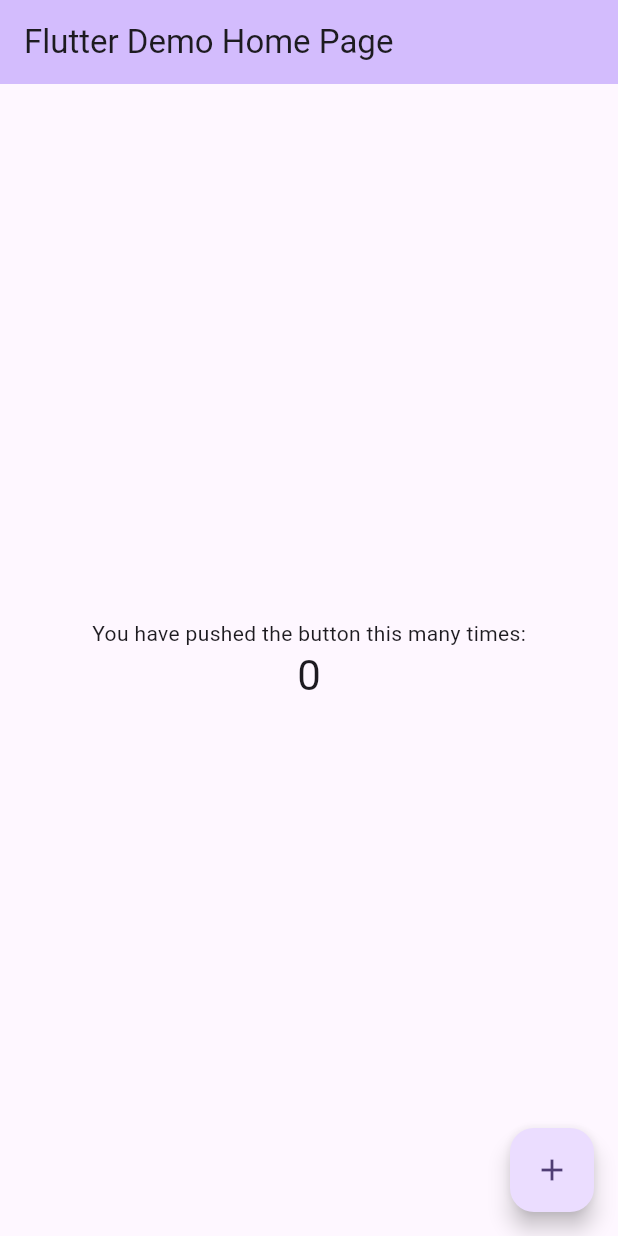
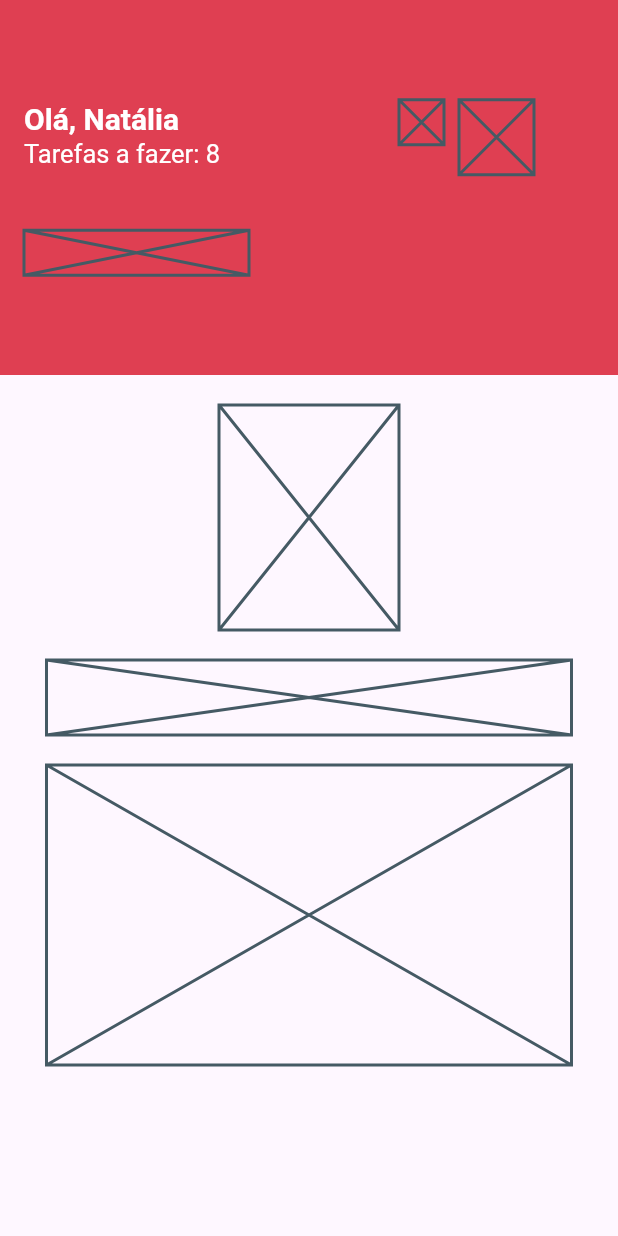
Before and after one commit to nataliarcr/todo-app, a Flutter app: the screen it shows after launch, on a phone screen of 412 x 824 dp. Run offline on Flutter 3.47's test engine with Material 2 defaults, Android fonts, the phone set to English and light mode, and no system bars.

Commit message:
componentização

```diff
--- a/lib/main.dart
+++ b/lib/main.dart
@@ -1,4 +1,5 @@
 import 'package:flutter/material.dart';
+import 'package:todo_app/pages/home.dart';
 
 void main() {
   runApp(const MyApp());
@@ -11,115 +12,12 @@ class MyApp extends StatelessWidget {
   @override
   Widget build(BuildContext context) {
     return MaterialApp(
-      title: 'Flutter Demo',
+      title: 'ToDo',
       theme: ThemeData(
-        // This is the theme of your application.
-        //
-        // TRY THIS: Try running your application with "flutter run". You'll see
-        // the application has a blue toolbar. Then, without quitting the app,
-        // try changing the seedColor in the colorScheme below to Colors.green
-        // and then invoke "hot reload" (save your changes or press the "hot
-        // reload" button in a Flutter-supported IDE, or press "r" if you used
-        // the command line to start the app).
-        //
-        // Notice that the counter didn't reset back to zero; the application
-        // state is not lost during the reload. To reset the state, use hot
-        // restart instead.
-        //
-        // This works for code too, not just values: Most code changes can be
-        // tested with just a hot reload.
         colorScheme: ColorScheme.fromSeed(seedColor: Colors.deepPurple),
         useMaterial3: true,
       ),
-      home: const MyHomePage(title: 'Flutter Demo Home Page'),
+      home: const HomePage(),
     );
   }
 }
-
-class MyHomePage extends StatefulWidget {
-  const MyHomePage({super.key, required this.title});
-
-  // This widget is the home page of your application. It is stateful, meaning
-  // that it has a State object (defined below) that contains fields that affect
-  // how it looks.
-
-  // This class is the configuration for the state. It holds the values (in this
-  // case the title) provided by the parent (in this case the App widget) and
-  // used by the build method of the State. Fields in a Widget subclass are
-  // always marked "final".
-
-  final String title;
-
-  @override
-  State<MyHomePage> createState() => _MyHomePageState();
-}
-
-class _MyHomePageState extends State<MyHomePage> {
-  int _counter = 0;
-
-  void _incrementCounter() {
-    setState(() {
-      // This call to setState tells the Flutter framework that something has
-      // changed in this State, which causes it to rerun the build method below
-      // so that the display can reflect the updated values. If we changed
-      // _counter without calling setState(), then the build method would not be
-      // called again, and so nothing would appear to happen.
-      _counter++;
-    });
-  }
-
-  @override
-  Widget build(BuildContext context) {
-    // This method is rerun every time setState is called, for instance as done
-    // by the _incrementCounter method above.
-    //
-    // The Flutter framework has been optimized to make rerunning build methods
-    // fast, so that you can just rebuild anything that needs updating rather
-    // than having to individually change instances of widgets.
-    return Scaffold(
-      appBar: AppBar(
-        // TRY THIS: Try changing the color here to a specific color (to
-        // Colors.amber, perhaps?) and trigger a hot reload to see the AppBar
-        // change color while the other colors stay the same.
-        backgroundColor: Theme.of(context).colorScheme.inversePrimary,
-        // Here we take the value from the MyHomePage object that was created by
-        // the App.build method, and use it to set our appbar title.
-        title: Text(widget.title),
-      ),
-      body: Center(
-        // Center is a layout widget. It takes a single child and positions it
-        // in the middle of the parent.
-        child: Column(
-          // Column is also a layout widget. It takes a list of children and
-          // arranges them vertically. By default, it sizes itself to fit its
-          // children horizontally, and tries to be as tall as its parent.
-          //
-          // Column has various properties to control how it sizes itself and
-          // how it positions its children. Here we use mainAxisAlignment to
-          // center the children vertically; the main axis here is the vertical
-          // axis because Columns are vertical (the cross axis would be
-          // horizontal).
-          //
-          // TRY THIS: Invoke "debug painting" (choose the "Toggle Debug Paint"
-          // action in the IDE, or press "p" in the console), to see the
-          // wireframe for each widget.
-          mainAxisAlignment: MainAxisAlignment.center,
-          children: <Widget>[
-            const Text(
-              'You have pushed the button this many times:',
-            ),
-            Text(
-              '$_counter',
-              style: Theme.of(context).textTheme.headlineMedium,
-            ),
-          ],
-        ),
-      ),
-      floatingActionButton: FloatingActionButton(
-        onPressed: _incrementCounter,
-        tooltip: 'Increment',
-        child: const Icon(Icons.add),
-      ), // This trailing comma makes auto-formatting nicer for build methods.
-    );
-  }
-}
--- /dev/null
+++ b/lib/pages/home.dart
@@ -0,0 +1,91 @@
+import 'package:flutter/material.dart';
+import 'package:todo_app/widgets/cards.dart';
+
+class HomePage extends StatefulWidget {
+  const HomePage({super.key});
+
+  @override
+  State<HomePage> createState() => _HomePageState();
+}
+
+class _HomePageState extends State<HomePage> {
+  @override
+  Widget build(BuildContext context) {
+    return Scaffold(
+      appBar: AppBar(
+        toolbarHeight: 250,
+        backgroundColor: const Color(0xffdf3f52),
+        title: const Column(
+          children: [
+            Row(
+              crossAxisAlignment: CrossAxisAlignment.start,
+              mainAxisAlignment: MainAxisAlignment.start,
+              children: [
+                Column(
+                  crossAxisAlignment: CrossAxisAlignment.start,
+                  children: [
+                    Text(
+                      "Olá, Natália",
+                      style: TextStyle(
+                          fontSize: 20,
+                          fontWeight: FontWeight.w600,
+                          color: Colors.white),
+                    ),
+                    SizedBox(
+                      width: 50,
+                    ),
+                    Text(
+                      "Tarefas a fazer: 8",
+                      style: TextStyle(
+                          fontSize: 17,
+                          fontWeight: FontWeight.w400,
+                          color: Colors.white),
+                    ),
+                    SizedBox(
+                      height: 40,
+                    ),
+                    SizedBox(width: 150, height: 30, child: Placeholder()),
+                  ],
+                ),
+
+                SizedBox(
+                  width: 100,
+                ),
+                SizedBox(width: 30, height: 30, child: Placeholder()),
+                SizedBox(
+                  width: 10,
+                ),
+                SizedBox(width: 50, height: 50, child: Placeholder()),
+
+                // Image.asset(
+                //   'lib/assets/perfil.png',
+                //   width: 10,
+                //   height: 10,
+                // ),
+              ],
+            ),
+          ],
+        ),
+      ),
+      body: const Column(
+        children: [
+          Center(),
+          SizedBox(
+            height: 20,
+          ),
+          CardsToDo(),
+          SizedBox(
+            height: 20,
+          ),
+          SizedBox(width: 350, height: 50, child: Placeholder()),
+          SizedBox(
+            height: 20,
+          ),
+          SizedBox(width: 350, height: 200, child: Placeholder()),
+        ],
+      ),
+    );
+  }
+}
+
+mixin children {}
--- /dev/null
+++ b/lib/widgets/cards.dart
@@ -0,0 +1,18 @@
+import 'package:flutter/material.dart';
+
+class CardsToDo extends StatefulWidget {
+  const CardsToDo({super.key});
+
+  @override
+  State<CardsToDo> createState() => _CardsToDoState();
+}
+
+class _CardsToDoState extends State<CardsToDo> {
+  @override
+  Widget build(BuildContext context) {
+    return const SizedBox(
+      width: 120,
+      child: SizedBox(width: 380, height: 150, child: Placeholder()),
+    );
+  }
+}
--- a/pubspec.yaml
+++ b/pubspec.yaml
@@ -57,6 +57,10 @@ flutter:
   # included with your application, so that you can use the icons in
   # the material Icons class.
   uses-material-design: true
+  # flutter:
+  # assets:
+  #   - lib/assets/perfil.png
+
 
   # To add assets to your application, add an assets section, like this:
   # assets:
```
Also changed, not shown: lib/assets/perfil.png (added), pubspec.lock, 1 other file.
